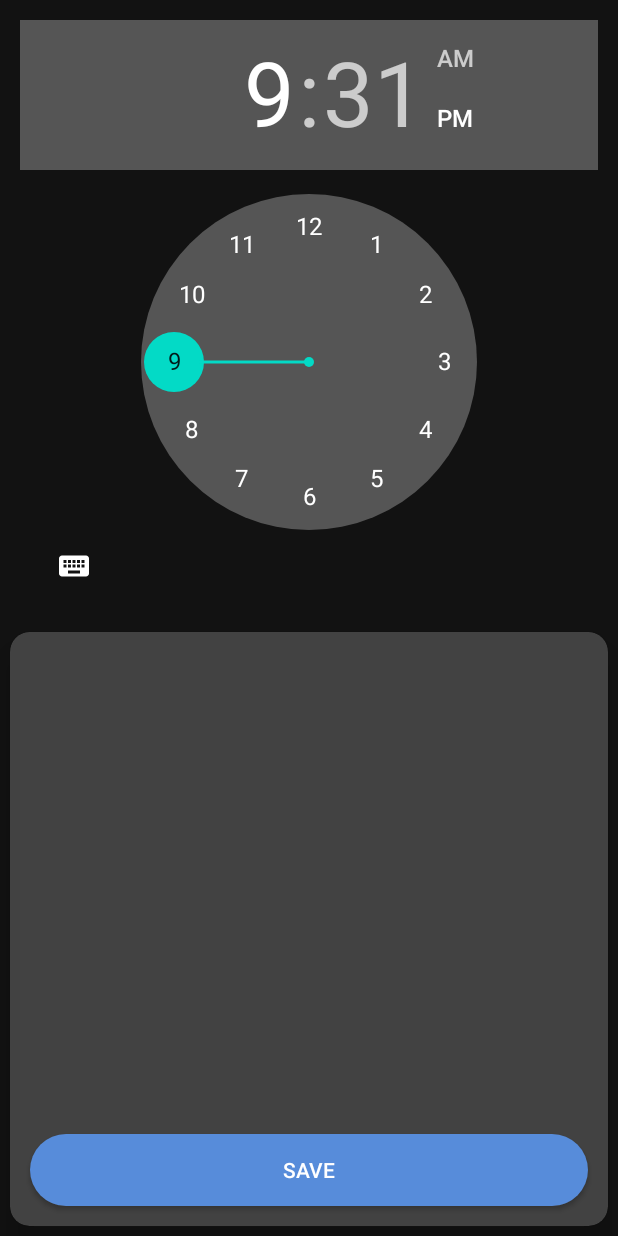
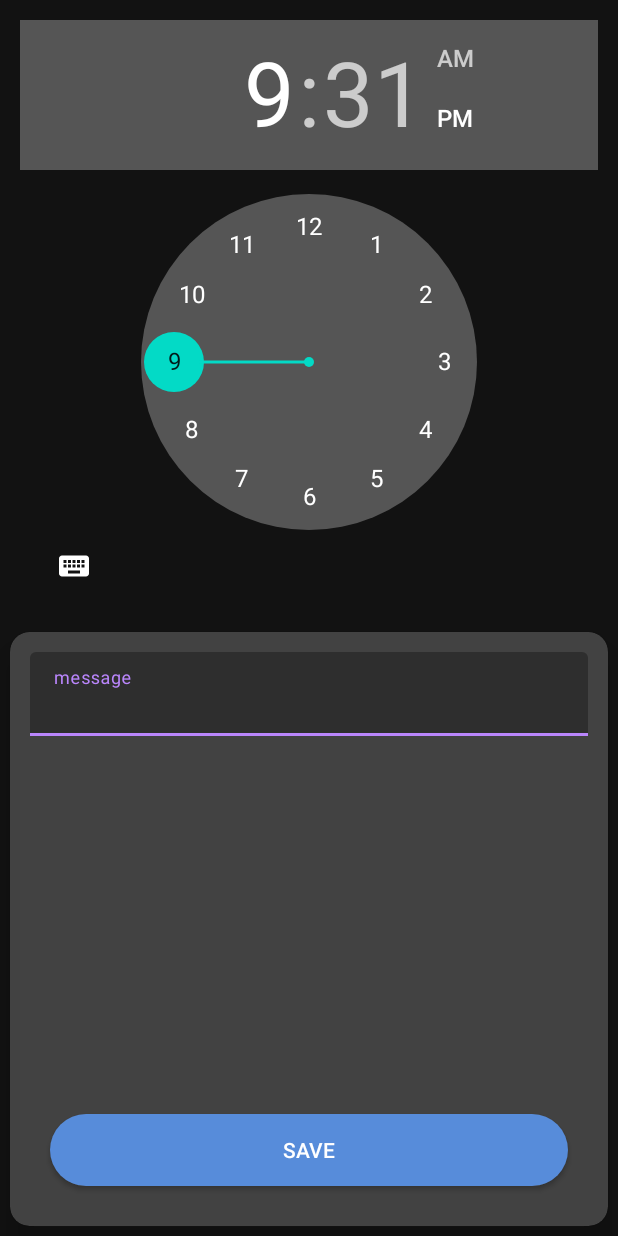
Before and after one commit to info-kareemmohamed/WakeUp, an Android app: the AlarmActivity screen opened directly, with no data from a screen before it, on a phone screen of 412 x 824 dp. Run offline under Robolectric (Android 15) with nearby library versions, the light colour scheme and no system bars; our stand-ins replace Room's generated code, sdp/ssp sizes.

```diff
--- a/app/src/main/java/com/example/alarmclock/alarmmanager/AlarmScheduler.kt
+++ b/app/src/main/java/com/example/alarmclock/alarmmanager/AlarmScheduler.kt
@@ -3,6 +3,6 @@ package com.example.alarmclock.alarmmanager
 import com.example.alarmclock.data.entity.Alarm
 
 interface AlarmScheduler {
-    fun scheduler(item: Alarm)
+    fun scheduler(item: Alarm?)
     fun cancel(item: Alarm)
 }
--- a/app/src/main/java/com/example/alarmclock/data/AlarmRepository.kt
+++ b/app/src/main/java/com/example/alarmclock/data/AlarmRepository.kt
@@ -14,6 +14,8 @@ class AlarmRepository(private val alarmDao: AlarmDao) {
 
 
     suspend fun updateAlarm(alarm: Alarm) = alarmDao.updateAlarm(alarm)
+    suspend fun getLastAlarm(): Alarm? = alarmDao.getLastAlarm()
+
     fun getAlarm(): LiveData<List<Alarm>> = alarmDao.getAlarm()
     fun getActiveAlarm(): LiveData<List<Alarm>> = alarmDao.getActiveAlarm()
     fun getNotActiveAlarm(): LiveData<List<Alarm>> = alarmDao.getNotActiveAlarm()
--- a/app/src/main/java/com/example/alarmclock/data/dao/AlarmDao.kt
+++ b/app/src/main/java/com/example/alarmclock/data/dao/AlarmDao.kt
@@ -21,6 +21,8 @@ interface AlarmDao {
     @Update
     suspend fun updateAlarm(alarm: Alarm)
 
+    @Query("SELECT * FROM alarm_table ORDER BY id DESC LIMIT 1")
+    suspend fun getLastAlarm(): Alarm?
     @Query("select * from alarm_table")
     fun getAlarm(): LiveData<List<Alarm>>
 
--- a/app/src/main/java/com/example/alarmclock/viewmodel/AlarmViewModel.kt
+++ b/app/src/main/java/com/example/alarmclock/viewmodel/AlarmViewModel.kt
@@ -3,6 +3,7 @@ package com.example.alarmclock.viewmodel
 import android.app.Application
 import androidx.lifecycle.AndroidViewModel
 import androidx.lifecycle.LiveData
+import androidx.lifecycle.liveData
 import androidx.lifecycle.viewModelScope
 import com.example.alarmclock.data.AlarmDatabase
 import com.example.alarmclock.data.AlarmRepository
@@ -43,6 +44,9 @@ class AlarmViewModel(application: Application) : AndroidViewModel(application) {
 
     fun getActiveAlarm(): LiveData<List<Alarm>> = alarmRepository.getActiveAlarm()
     fun getNotActiveAlarm(): LiveData<List<Alarm>> = alarmRepository.getNotActiveAlarm()
+    fun getLastAlarm(): LiveData<Alarm?> = liveData(Dispatchers.IO) {
+        emit(alarmRepository.getLastAlarm())
+    }
     fun getAlarm(id: Int): Alarm = alarmRepository.getAlarm(id)
 
 }
--- a/app/src/main/res/layout/activity_alarm.xml
+++ b/app/src/main/res/layout/activity_alarm.xml
@@ -13,36 +13,51 @@
 
         android:layout_width="wrap_content"
         android:layout_height="wrap_content"
-        android:layout_margin="@dimen/_10sdp"
-        />
+        android:layout_margin="@dimen/_10sdp" />
 
 
-    <androidx.cardview.widget.CardView
+    <androidx.cardview.widget.CardView xmlns:app="http://schemas.android.com/apk/res-auto"
         android:layout_width="match_parent"
         android:layout_height="match_parent"
-        xmlns:app="http://schemas.android.com/apk/res-auto"
+        android:layout_margin="@dimen/_5sdp"
+        android:padding="@dimen/_10sdp"
         app:cardCornerRadius="@dimen/_10sdp"
-        android:padding="@dimen/_10sdp"
-        android:layout_margin="@dimen/_5sdp"
         app:cardElevation="@dimen/_10sdp">
-        <RelativeLayout
+
+        <androidx.constraintlayout.widget.ConstraintLayout
             android:layout_width="match_parent"
+            android:padding="@dimen/_10sdp"
             android:layout_height="match_parent">
+
+
+            <com.google.android.material.textfield.TextInputLayout
+                android:id="@+id/textField"
+                android:layout_width="match_parent"
+                android:layout_height="wrap_content"
+                android:hint="message"
+                app:layout_constraintEnd_toEndOf="parent"
+                app:layout_constraintStart_toStartOf="parent"
+                app:layout_constraintTop_toTopOf="parent">
+
+                <com.google.android.material.textfield.TextInputEditText
+                    android:layout_width="match_parent"
+                    android:layout_height="wrap_content" />
+
+            </com.google.android.material.textfield.TextInputLayout>
 
 
             <androidx.appcompat.widget.AppCompatButton
                 android:id="@+id/Alarm_AppCompatButton_Save"
                 android:layout_width="match_parent"
                 android:layout_height="wrap_content"
+                android:layout_margin="@dimen/_10sdp"
+                android:background="@drawable/button"
                 android:text="Save"
-                android:layout_margin="@dimen/_10sdp"
-                android:layout_alignParentBottom="true"
-                android:background="@drawable/button"
-                />
+                app:layout_constraintBottom_toBottomOf="parent"
+                app:layout_constraintEnd_toEndOf="parent"
+                app:layout_constraintStart_toStartOf="parent" />
 
-        </RelativeLayout>
-
-
+        </androidx.constraintlayout.widget.ConstraintLayout>
 
 
     </androidx.cardview.widget.CardView>
```
Also changed, not shown: app/src/main/java/com/example/alarmclock/alarmmanager/AndriodAlarmScheduler.kt (+8 -5 lines), app/src/main/java/com/example/alarmclock/ui/AlarmActivity.kt (+15 -0 lines).
